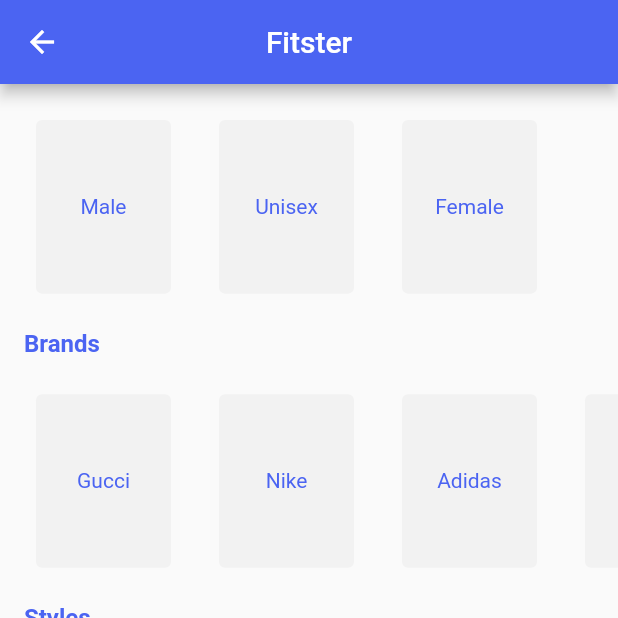
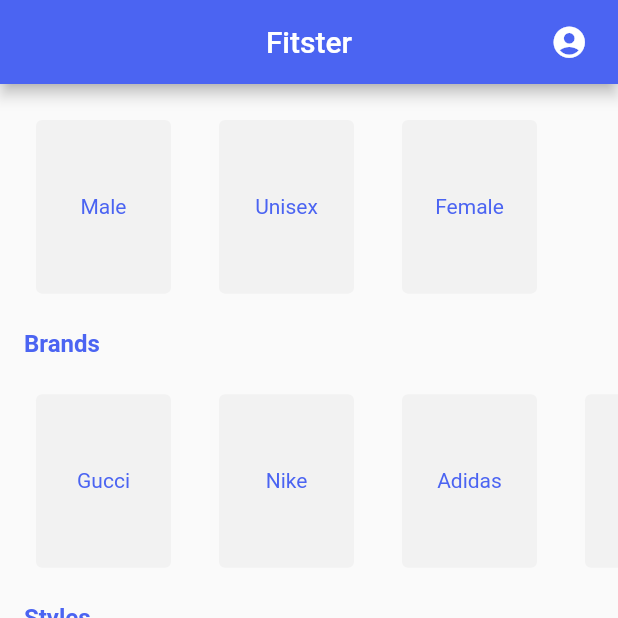
Before and after one commit to emertechupc/fitster_app, a Flutter app: the MainPage screen opened directly, on a phone screen of 412 x 824 dp, the top half of it. Run offline on Flutter 3.47's test engine with Material 2 defaults, Android fonts, the phone set to English and light mode, and no system bars; our stand-ins replace camera, flutter_rating_bar; missing offline and left inert: google_mlkit_pose_detection.

Commit message:
feat: add icon button in appbar

```diff
--- a/lib/views/main_bounce_tab_bar.dart
+++ b/lib/views/main_bounce_tab_bar.dart
@@ -21,13 +21,27 @@
 
   @override
   Widget build(BuildContext context) {
-
     final theme = Theme.of(context);
 
     return Scaffold(
       appBar: AppBar(
         centerTitle: true,
         title: Text('Fitster'),
+        automaticallyImplyLeading: false,
+        actions: <Widget>[
+          Padding(
+            padding: EdgeInsets.only(
+              right: 20.0,
+            ),
+            child: GestureDetector(
+              onTap: () {},
+              child: Icon(
+                Icons.account_circle_rounded,
+                size: 25.0,
+              ),
+            ),
+          )
+        ],
       ),
       extendBody: true,
       body: IndexedStack(
```
